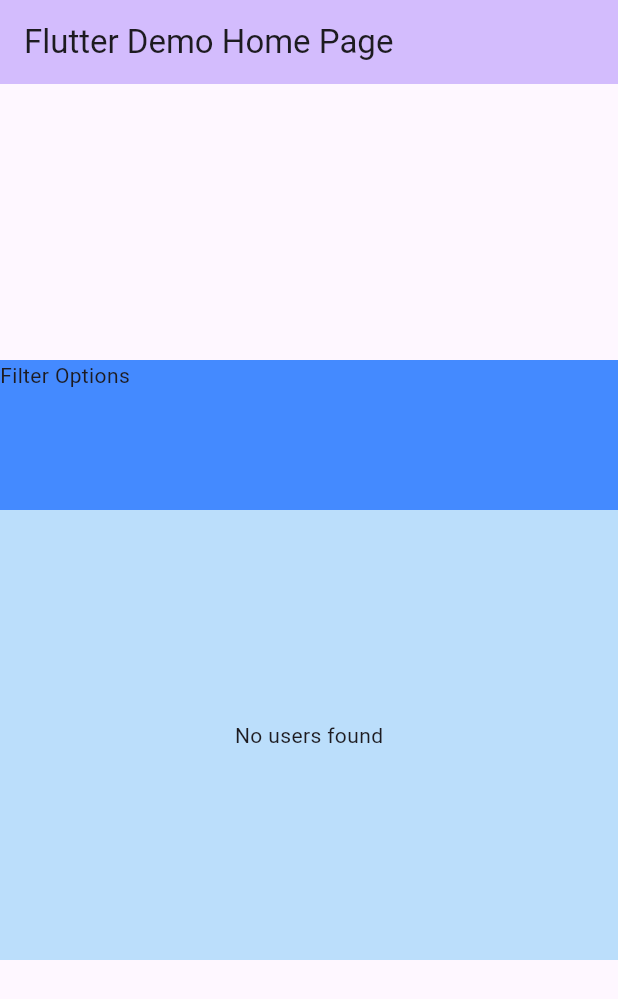
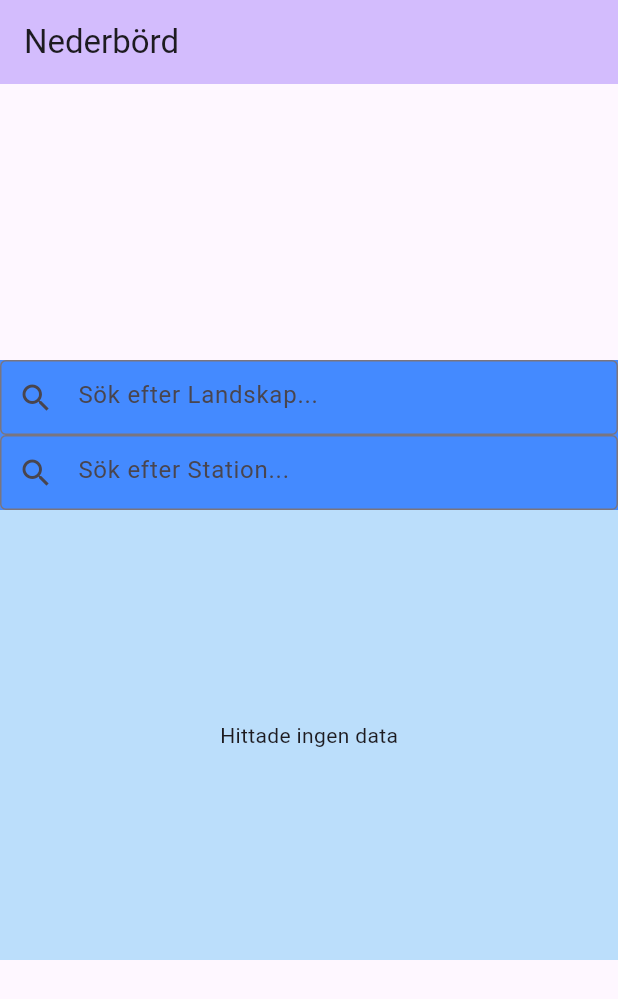
Before and after one commit to b22chran/ndrbrd-app, a Flutter app: the screen it shows after launch, on a phone screen of 412 x 824 dp. Shown: the top 999 px of the screen. Run offline on Flutter 3.47's test engine with Material 3 defaults, Android fonts, the phone set to English and light mode, and no system bars; our stand-ins replace cloud_firestore, firebase_core; accounts and stored records are empty; statements that could not run were skipped.

Commit message:
added filter function for 'Landskap' and 'Station' that works with the streambuilder individually.

```diff
--- a/lib/main.dart
+++ b/lib/main.dart
@@ -12,6 +12,12 @@ Future<void> main() async {
   runApp(const MyApp());
 }
 
+TextEditingController _searchControllerState = TextEditingController();
+String _searchTermState = '';
+
+TextEditingController _searchControllerStation = TextEditingController();
+String _searchTermStation = '';
+
 class MyApp extends StatelessWidget {
   const MyApp({super.key});
 
@@ -19,21 +25,14 @@ class MyApp extends StatelessWidget {
   @override
   Widget build(BuildContext context) {
     return MaterialApp(
-      title: 'Flutter Demo',
+      title: 'Väder Applikation',
       theme: ThemeData(
         colorScheme: ColorScheme.fromSeed(seedColor: Colors.deepPurple),
         useMaterial3: true,
       ),
-      home: const MyHomePage(title: 'Flutter Demo Home Page'),
+      home: const MyHomePage(title: 'Nederbörd'),
     );
   }
-}
-
-class MockList {
-  const MockList({required this.name, required this.votes});
-
-  final String name;
-  final int votes;
 }
 
 class MyHomePage extends StatefulWidget {
@@ -59,33 +58,78 @@ class _MyHomePageState extends State<MyHomePage> {
           Container(
             color: Colors.blueAccent,
             width: double.infinity,
-            height: 100.0,
-            child: (Text("Filter Options")),
+            height: 50.0,
+            child: TextField(
+              controller: _searchControllerState,
+              onChanged: (value) {
+                setState(() {
+                  _searchTermState = value
+                      .toLowerCase(); // Normalize for case-insensitive search
+                });
+              },
+              decoration: InputDecoration(
+                hintText: 'Sök efter Landskap...',
+                prefixIcon: Icon(Icons.search),
+                border: OutlineInputBorder(),
+              ),
+            ),
+          ),
+          Container(
+            color: Colors.blueAccent,
+            width: double.infinity,
+            height: 50.0,
+            child: TextField(
+              controller: _searchControllerStation,
+              onChanged: (value) {
+                setState(() {
+                  _searchTermStation = value
+                      .toLowerCase(); // Normalize for case-insensitive search
+                });
+              },
+              decoration: InputDecoration(
+                hintText: 'Sök efter Station...',
+                prefixIcon: Icon(Icons.search),
+                border: OutlineInputBorder(),
+              ),
+            ),
           ),
           Container(
             color: Colors.blue[100],
             height: 300.0,
             child: StreamBuilder<QuerySnapshot>(
               stream:
-                  FirebaseFirestore.instance.collection('testDB').snapshots(),
+                  FirebaseFirestore.instance.collection('ndrbrd').snapshots(),
               builder: (context, snapshot) {
                 if (snapshot.connectionState == ConnectionState.waiting) {
                   return const Center(child: CircularProgressIndicator());
                 }
                 if (!snapshot.hasData || snapshot.data!.docs.isEmpty) {
-                  return const Center(child: Text("No users found"));
+                  return const Center(child: Text("Hittade ingen data"));
                 }
 
-                var users = snapshot.data!.docs;
+                var ndrbrdData = snapshot.data!.docs.where((doc) {
+                  if (_searchTermState != "") {
+                    var landskap = doc['Landskap']?.toString().toLowerCase();
+                    return landskap!.contains(_searchTermState);
+                  } else {
+                    var station = doc['Station']?.toString().toLowerCase();
+                    return station!.contains(_searchTermStation);
+                  }
+                }).toList();
+
+                if (ndrbrdData.isEmpty) {
+                  return const Center(child: Text("Ingen matchning"));
+                }
 
                 return ListView.builder(
-                  itemCount: users.length,
+                  itemCount: ndrbrdData.length,
                   itemBuilder: (context, index) {
-                    var user = users[index];
+                    var dataNdrbrd = ndrbrdData[index];
                     return ListTile(
-                      title:
-                          Text('Name: ${user['firstName']} ${user['surName']}'),
-                      subtitle: Text("Age: ${user['age']}"),
+                      title: Text(
+                          'Station: ${dataNdrbrd['Station']} - ${dataNdrbrd['Landskap']}'),
+                      subtitle: Text(
+                          "jan: ${dataNdrbrd['jan']} feb: ${dataNdrbrd['feb']} mar: ${dataNdrbrd['mar']} apr: ${dataNdrbrd['apr']}"),
                     );
                   },
                 );
```
